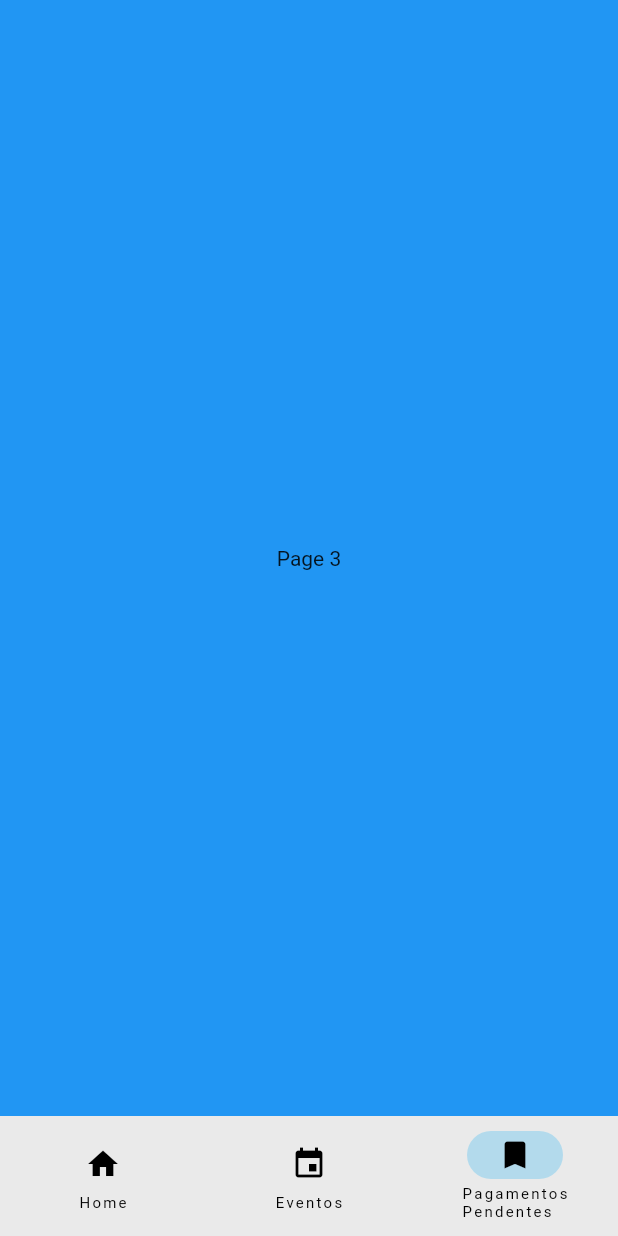
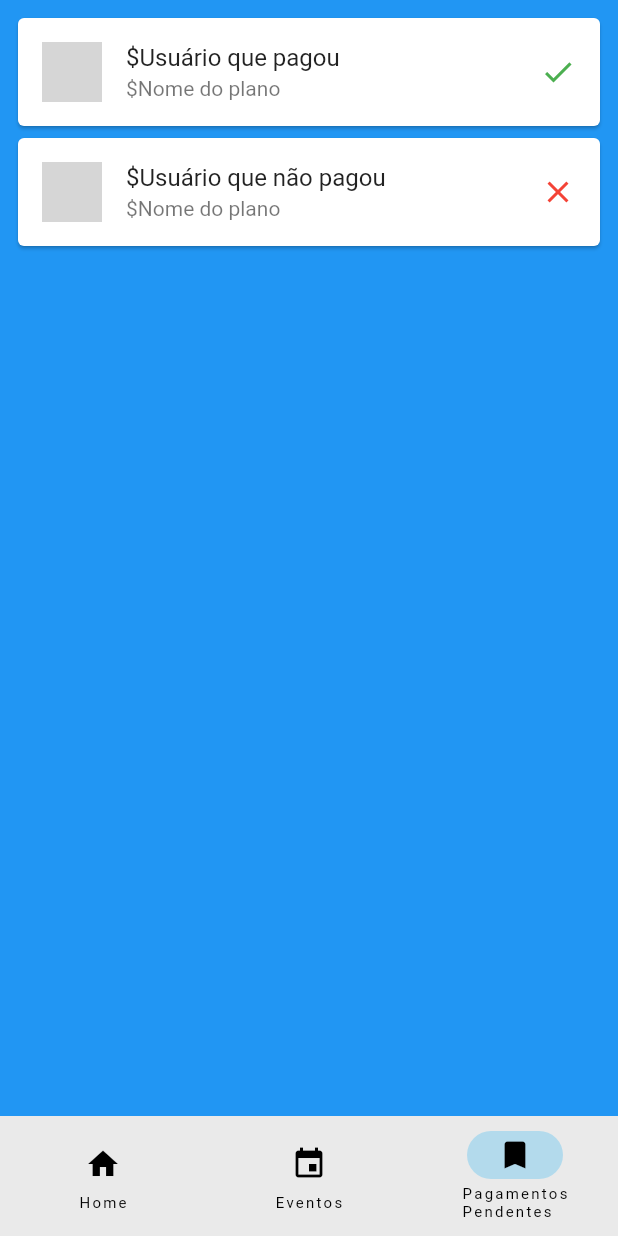
Before and after one commit to koddoki/pac_iv_mobile, a Flutter app: the Navbar screen opened by its route, item 3 of the bottom bar chosen, on a phone screen of 412 x 824 dp. Run offline on Flutter 3.47's test engine with Material 2 defaults, Android fonts, the phone set to English and light mode, and no system bars; missing offline and left inert: flutter_clean_calendar; Roboto replaces fonts that are missing (Nunito); grey boxes are pictures that could not be loaded.

Commit message:
Payment List update

```diff
--- a/lib/navbar.dart
+++ b/lib/navbar.dart
@@ -1,5 +1,6 @@
 import 'package:flutter/material.dart';
 import 'package:ondwaveda/calendar.dart';
+import 'package:ondwaveda/payment_list.dart';
 
 
 class Navbar extends StatefulWidget {
@@ -52,7 +53,7 @@ class _NavbarState extends State<Navbar> {
         Container(
           color: Colors.blue,
           alignment: Alignment.center,
-          child: const Text('Page 3'),
+          child: PaymentList(),
         ),
       ][currentPageIndex],
     );
--- /dev/null
+++ b/lib/payment_list.dart
@@ -0,0 +1,34 @@
+import 'package:flutter/material.dart';
+
+class PaymentList extends StatelessWidget {
+  @override
+  Widget build(BuildContext context) {
+    return ListView(
+      padding: const EdgeInsets.all(8),
+      children: const <Widget>[
+        Card(
+            child: ListTile(
+                title: Text("\$Usuário que pagou"),
+                subtitle: Text("\$Nome do plano"),
+                leading: CircleAvatar(
+                  backgroundImage: AssetImage('user.png'),
+                ),
+                trailing: Icon(
+                  Icons.done,
+                  color: Colors.green,
+                ))),
+        Card(
+            child: ListTile(
+                title: Text("\$Usuário que não pagou"),
+                subtitle: Text("\$Nome do plano"),
+                leading: CircleAvatar(
+                  backgroundImage: AssetImage('user.png'),
+                ),
+                trailing: Icon(
+                  Icons.close,
+                  color: Colors.red,
+                ))),
+      ],
+    );
+  }
+}
```
Also changed, not shown: 1 other file.
